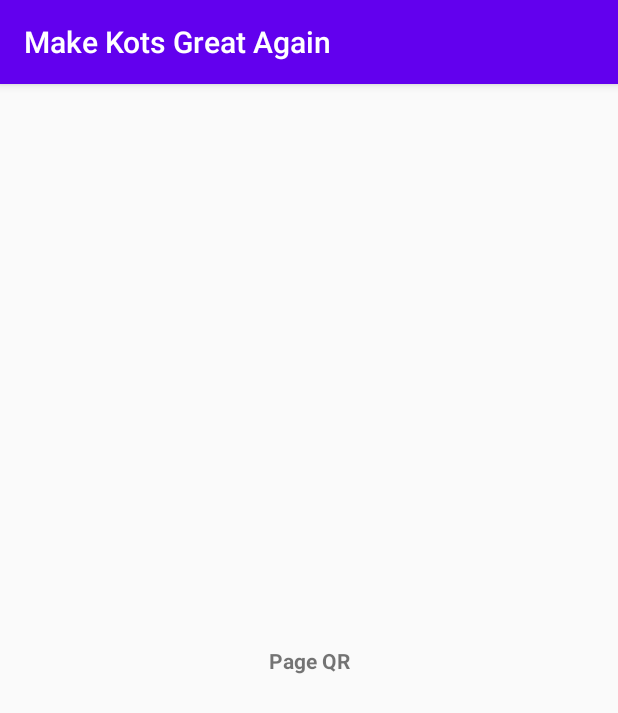
After one commit to make-kots-great-again/mobile, an Android app: the Page_Qr screen opened directly, with no data from a screen before it, on a phone screen of 412 x 824 dp. The commit adds this screen. Shown: the top 713 px of the screen. Run offline under Robolectric (Android 15) with nearby library versions, the phone set to English and light mode, and no system bars.

Commit message:
Added QR Layout

```diff
--- a/makekotsgreatagain/app/src/main/AndroidManifest.xml
+++ b/makekotsgreatagain/app/src/main/AndroidManifest.xml
@@ -9,6 +9,7 @@
         android:roundIcon="@mipmap/ic_launcher_round"
         android:supportsRtl="true"
         android:theme="@style/AppTheme">
+        <activity android:name=".Page_Qr"></activity>
         <activity android:name=".Page3" />
         <activity android:name=".Page2" />
         <activity android:name=".Login">
--- /dev/null
+++ b/makekotsgreatagain/app/src/main/java/com/morgan/make_kots_great_again/Page_Qr.java
@@ -0,0 +1,17 @@
+package com.morgan.make_kots_great_again;
+
+import androidx.appcompat.app.AppCompatActivity;
+
+import android.os.Bundle;
+
+public class Page_Qr extends AppCompatActivity {
+
+    @Override
+    protected void onCreate(Bundle savedInstanceState) {
+        super.onCreate(savedInstanceState);
+        setContentView(R.layout.page_qr);
+
+        //Mon code...
+
+    }
+}
--- /dev/null
+++ b/makekotsgreatagain/app/src/main/res/layout/page_qr.xml
@@ -0,0 +1,18 @@
+<?xml version="1.0" encoding="utf-8"?>
+<androidx.constraintlayout.widget.ConstraintLayout xmlns:android="http://schemas.android.com/apk/res/android"
+    xmlns:app="http://schemas.android.com/apk/res-auto"
+    xmlns:tools="http://schemas.android.com/tools"
+    android:layout_width="match_parent"
+    android:layout_height="match_parent"
+    tools:context=".Page_Qr">
+
+    <TextView
+        android:id="@+id/textView3"
+        android:layout_width="wrap_content"
+        android:layout_height="wrap_content"
+        android:text="@string/qr_text"
+        app:layout_constraintBottom_toBottomOf="parent"
+        app:layout_constraintEnd_toEndOf="parent"
+        app:layout_constraintStart_toStartOf="parent"
+        app:layout_constraintTop_toTopOf="parent" />
+</androidx.constraintlayout.widget.ConstraintLayout>
--- a/makekotsgreatagain/app/src/main/res/values/strings.xml
+++ b/makekotsgreatagain/app/src/main/res/values/strings.xml
@@ -12,4 +12,7 @@
     <string name="login_scan">QR Scan</string>
 
     <!--page n°2-->
+
+    <!--page QR-->
+    <string name="qr_text"><b>Page QR</b></string>
 </resources>
```
